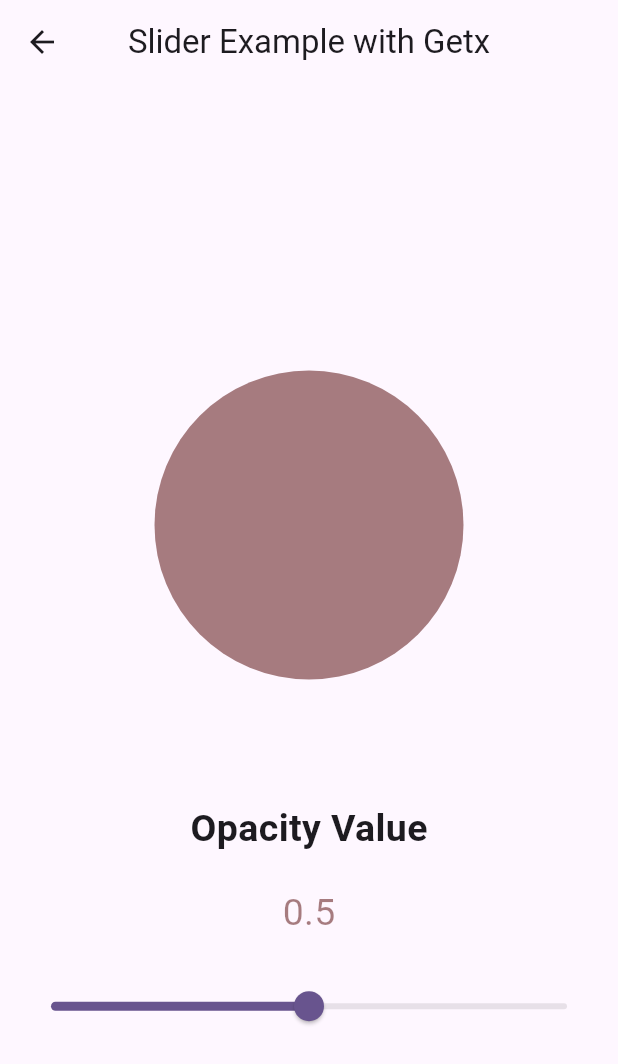
After one commit to a4-asim/flutter_getx, a Flutter app: the screen it shows after launch, after a tap on "Getx Slider Example", on a phone screen of 412 x 824 dp. The commit adds this screen. Shown: the top 1064 px of the screen. Run offline on Flutter 3.47's test engine with Material 3 defaults, Android fonts, the phone set to English and light mode, and no system bars; our stand-ins replace get.

Commit message:
color opacity change using slider with getx

```diff
--- /dev/null
+++ b/lib/GetxMiniProjects/slider_screen.dart
@@ -0,0 +1,78 @@
+import 'package:flutter/material.dart';
+import 'package:flutter_getx/controllers/sliderConroller.dart';
+import 'package:get/get.dart';
+
+class SliderExample extends StatefulWidget {
+  const SliderExample({super.key});
+
+  @override
+  State<SliderExample> createState() => _SliderExampleState();
+}
+
+class _SliderExampleState extends State<SliderExample> {
+  final SliderController sliderController = Get.put(SliderController());
+  @override
+  Widget build(BuildContext context) {
+    return Scaffold(
+      appBar: AppBar(
+        title: const Text('Slider Example with Getx'),
+        centerTitle: true,
+      ),
+      body: Padding(
+        padding: const EdgeInsets.all(10.0),
+        child: Column(
+          crossAxisAlignment: CrossAxisAlignment.center,
+          mainAxisAlignment: MainAxisAlignment.center,
+          children: [
+            Obx(
+              () => Center(
+                child: Container(
+                  width: Get.width * .5,
+                  height: Get.height * .4,
+                  decoration: BoxDecoration(
+                      color: const Color.fromARGB(255, 78, 0, 0)
+                          .withOpacity(sliderController.opacity.value),
+                      shape: BoxShape.circle),
+                ),
+              ),
+            ),
+            const SizedBox(
+              height: 20,
+            ),
+            const Text(
+              'Opacity Value',
+              style: TextStyle(
+                fontSize: 25,
+                fontWeight: FontWeight.bold,
+              ),
+            ),
+            const SizedBox(
+              height: 20,
+            ),
+            Obx(
+              () => Text(
+                sliderController.opacity.value.toString(),
+                style: TextStyle(
+                  fontSize: 25,
+                  fontWeight: FontWeight.normal,
+                  color: const Color.fromARGB(255, 78, 0, 0)
+                      .withOpacity(sliderController.opacity.value),
+                ),
+              ),
+            ),
+            const SizedBox(
+              height: 20,
+            ),
+            Obx(
+              () => Slider(
+                  value: sliderController.opacity.value,
+                  onChanged: (value) {
+                    sliderController.sliderController(value);
+                  }),
+            )
+          ],
+        ),
+      ),
+    );
+  }
+}
--- /dev/null
+++ b/lib/controllers/sliderConroller.dart
@@ -0,0 +1,9 @@
+import 'package:get/get.dart';
+
+class SliderController extends GetxController {
+  RxDouble opacity = 0.5.obs;
+
+  sliderController(double value) {
+    opacity.value = value;
+  }
+}
--- a/lib/home_screen.dart
+++ b/lib/home_screen.dart
@@ -1,5 +1,5 @@
 import 'package:flutter/material.dart';
-import 'package:flutter_getx/counterController.dart';
+import 'package:flutter_getx/controllers/counterController.dart';
 import 'package:flutter_getx/screen_two.dart';
 import 'package:get/get.dart';
 
@@ -23,6 +23,20 @@ class _HomeScreenState extends State<HomeScreen> {
       ),
       body: Column(
         children: [
+          Card(
+              child: ListTile(
+            title: const Text("Getx Counter Example"),
+            onTap: () {
+              Get.toNamed('/counterScreen');
+            },
+          )),
+          Card(
+              child: ListTile(
+            title: const Text("Getx Slider Example"),
+            onTap: () {
+              Get.toNamed('/sliderScreen');
+            },
+          )),
           Card(
               child: ListTile(
             title: const Text("Getx Dialogue Box"),
@@ -91,38 +105,8 @@ class _HomeScreenState extends State<HomeScreen> {
           const SizedBox(
             height: 50,
           ),
-          Container(
-              height: 60,
-              width: 60,
-              decoration: const BoxDecoration(
-                color: Colors.amber,
-                shape: BoxShape.circle,
-              ),
-              child: Obx(
-                () => Center(
-                  child: Text(
-                    counterController.counter.toString(),
-                    style: const TextStyle(
-                        fontSize: 25, fontWeight: FontWeight.bold),
-                  ),
-                ),
-              ))
         ],
       ),
-      floatingActionButton: FloatingActionButton(onPressed: () {
-        counterController.incrementConuter();
-        // setState(() {
-        //   counter++;
-        // });
-
-        // SnackBar code for Getx
-        // Get.snackbar(
-        //   "Asim Majeed",
-        //   "Welcome to Getx learning app",
-        //   backgroundColor: Colors.blueAccent,
-        //   icon: const Icon(Icons.show_chart),
-        // );
-      }),
     );
   }
 }
--- a/lib/main.dart
+++ b/lib/main.dart
@@ -1,4 +1,6 @@
 import 'package:flutter/material.dart';
+import 'package:flutter_getx/GetxMiniProjects/counter_screen.dart';
+import 'package:flutter_getx/GetxMiniProjects/slider_screen.dart';
 import 'package:flutter_getx/home_screen.dart';
 import 'package:flutter_getx/screen_one.dart';
 import 'package:flutter_getx/screen_two.dart';
@@ -28,6 +30,8 @@ class MyApp extends StatelessWidget {
         GetPage(name: '/', page: () => const HomeScreen()),
         GetPage(name: '/screenOne', page: () => ScreenOne()),
         GetPage(name: '/screenTwo', page: () => const ScreenTwo()),
+        GetPage(name: '/counterScreen', page: () => const CounterExample()),
+        GetPage(name: '/sliderScreen', page: () => const SliderExample()),
       ],
     );
   }
```
Also changed, not shown: lib/GetxMiniProjects/counter_screen.dart (added, +62 -0 lines), lib/controllers/counterController.dart (renamed from lib/counterController.dart).
